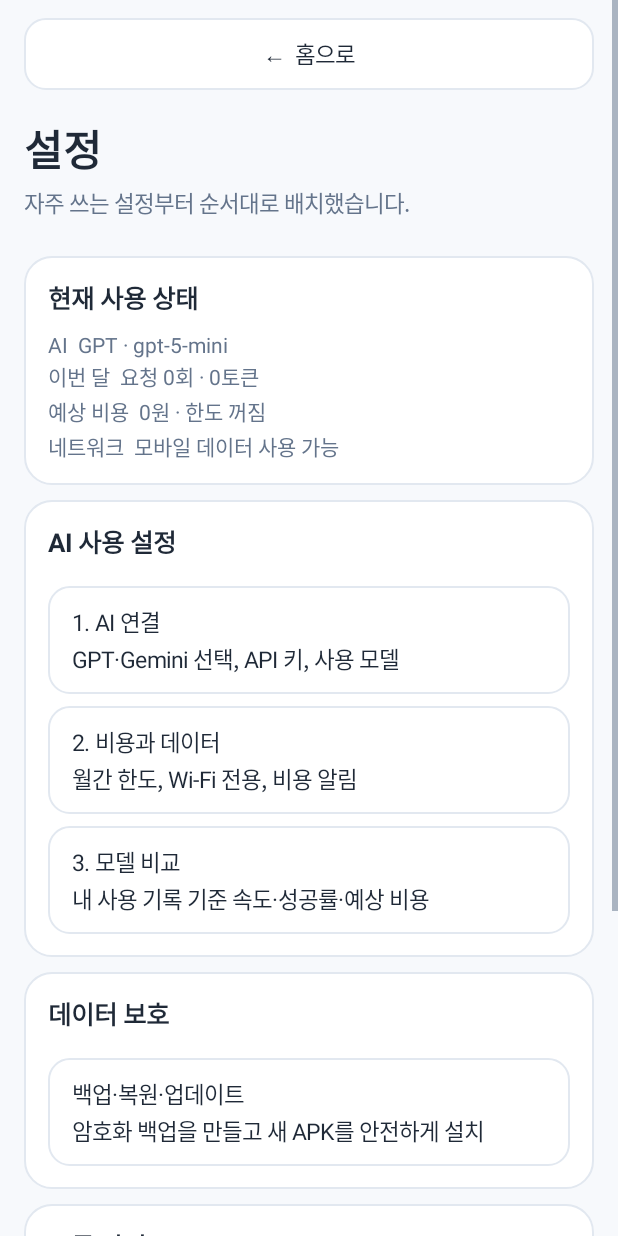
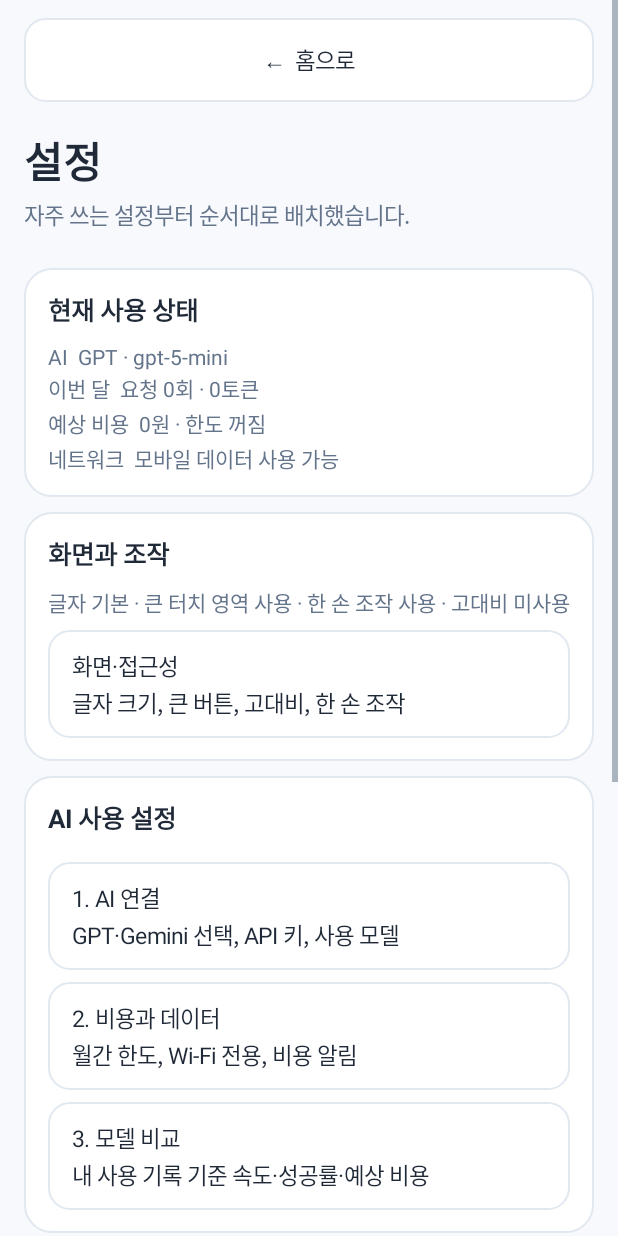
Before and after one commit to KANG77556/MyBrain-v3, an Android app: the SettingsHubActivity screen opened directly, with no data from a screen before it, on a phone screen of 412 x 824 dp. Run offline under Robolectric (Android 15) with nearby library versions, the light colour scheme and no system bars; pictures from the network do not load.

Commit message:
alpha31 설정 허브에 화면 접근성 메뉴 추가

```diff
--- a/app/src/main/java/kr/co/mybrain/v2/settings/SettingsHubActivity.java
+++ b/app/src/main/java/kr/co/mybrain/v2/settings/SettingsHubActivity.java
@@ -17,10 +17,12 @@ import java.util.Locale;
 import kr.co.mybrain.v2.transfer.BackupRestoreActivity;
 import kr.co.mybrain.v2.transfer.ReleaseRecoveryDiagnosticsActivity;
 import kr.co.mybrain.v2.ui.AppUi;
+import kr.co.mybrain.v2.ui.UiPreferences;
 
 /** 자주 쓰는 설정과 고급 관리 기능을 분리한 설정 허브입니다. */
 public class SettingsHubActivity extends AppCompatActivity {
     private TextView summaryText;
+    private TextView displaySummary;
 
     @Override protected void onCreate(Bundle state) {
         super.onCreate(state);
@@ -38,7 +40,7 @@ public class SettingsHubActivity extends AppCompatActivity {
 
         Button back = AppUi.secondaryButton(this, "←  홈으로");
         back.setOnClickListener(v -> finish());
-        root.addView(back, new LinearLayout.LayoutParams(-1, AppUi.dp(this, 48)));
+        root.addView(back, new LinearLayout.LayoutParams(-1, AppUi.dp(this, AppUi.minimumTouchDp(this))));
 
         root.addView(AppUi.title(this, "설정"));
         root.addView(AppUi.subtitle(this, "자주 쓰는 설정부터 순서대로 배치했습니다."));
@@ -48,6 +50,15 @@ public class SettingsHubActivity extends AppCompatActivity {
         summary.addView(AppUi.sectionTitle(this, "현재 사용 상태"));
         summaryText = AppUi.body(this, "설정을 불러오는 중입니다.");
         summary.addView(summaryText);
+
+        LinearLayout displayCard = AppUi.card(this);
+        root.addView(displayCard, AppUi.cardParams(this));
+        displayCard.addView(AppUi.sectionTitle(this, "화면과 조작"));
+        displaySummary = AppUi.body(this, "화면 설정을 불러오는 중입니다.");
+        displayCard.addView(displaySummary);
+        Button accessibility = AppUi.menuButton(this, "화면·접근성", "글자 크기, 큰 버튼, 고대비, 한 손 조작");
+        accessibility.setOnClickListener(v -> startActivity(new Intent(this, AccessibilitySettingsActivity.class)));
+        AppUi.addMenu(displayCard, this, accessibility);
 
         LinearLayout aiCard = AppUi.card(this);
         root.addView(aiCard, AppUi.cardParams(this));
@@ -99,6 +110,7 @@ public class SettingsHubActivity extends AppCompatActivity {
                 + "\n이번 달  요청 " + usage.monthlyRequests + "회 · " + usage.monthlyTotalTokens + "토큰"
                 + "\n예상 비용  " + budgetText
                 + "\n네트워크  " + (budget.wifiOnly ? "Wi-Fi에서만 AI 사용" : "모바일 데이터 사용 가능"));
+        if (displaySummary != null) displaySummary.setText(UiPreferences.load(this).summary());
     }
 
     private String currentVersion() {
```
